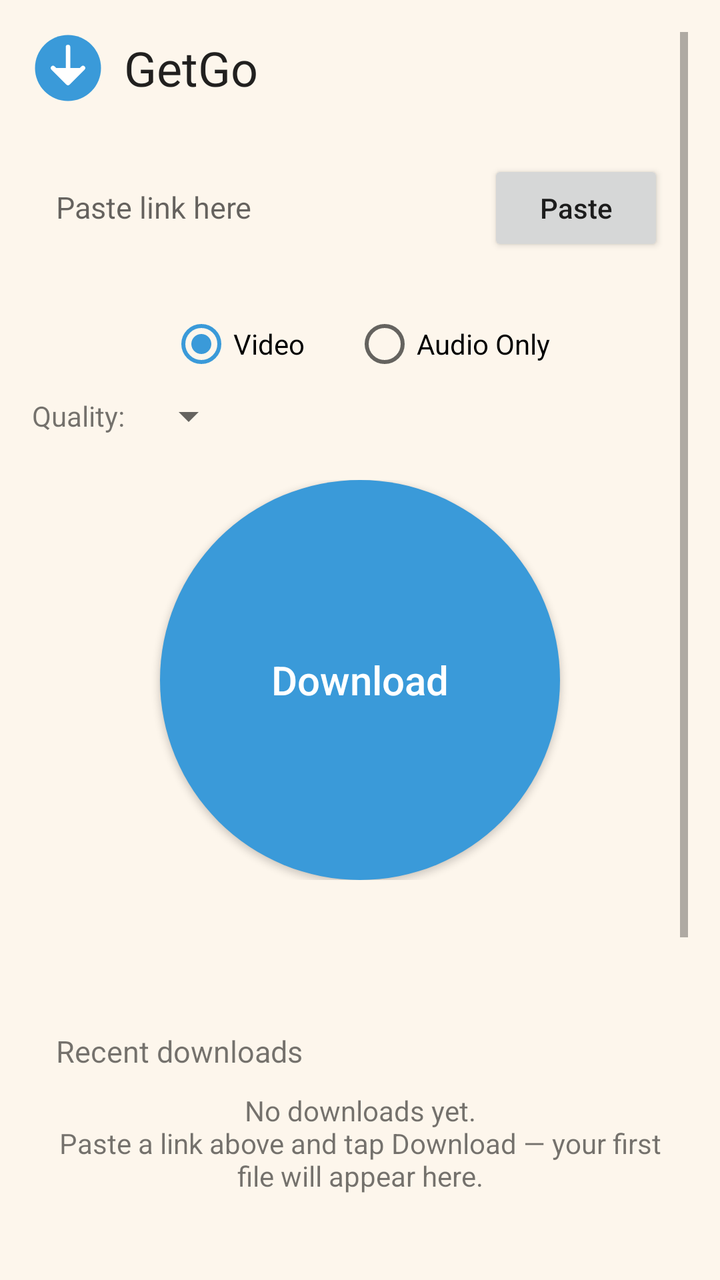
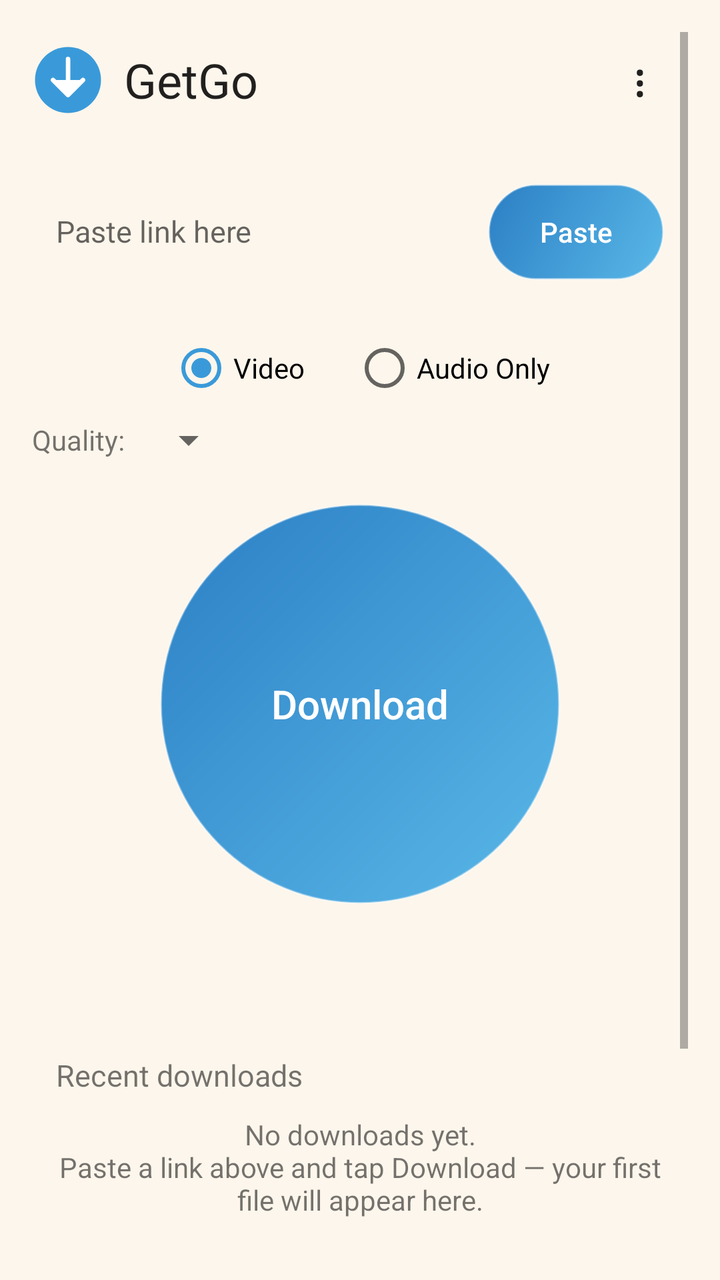

Compare the two renders of this Android layout. The source of the first and the diff that turns it into the second are given below.
<!-- AndroidManifest.xml: application theme AppTheme -->
<!-- res/layout/activity_main.xml -->
<?xml version="1.0" encoding="utf-8"?>
<ScrollView xmlns:android="http://schemas.android.com/apk/res/android"
    android:id="@+id/scroll_view"
    android:layout_width="match_parent"
    android:layout_height="match_parent"
    android:fillViewport="true"
    android:padding="16dp">

    <LinearLayout
        android:layout_width="match_parent"
        android:layout_height="wrap_content"
        android:orientation="vertical">

        <LinearLayout
            android:layout_width="match_parent"
            android:layout_height="wrap_content"
            android:orientation="horizontal"
            android:gravity="center_vertical"
            android:paddingBottom="16dp">
            <ImageView
                android:layout_width="36dp"
                android:layout_height="36dp"
                android:src="@drawable/ic_launcher"
                android:contentDescription="@string/app_name" />
            <TextView
                android:layout_width="wrap_content"
                android:layout_height="wrap_content"
                android:layout_marginStart="10dp"
                android:text="@string/app_name"
                android:textSize="24sp"
                android:textColor="?android:attr/textColorPrimary" />
        </LinearLayout>

        <LinearLayout
            android:id="@+id/paste_card"
            android:layout_width="match_parent"
            android:layout_height="wrap_content"
            android:orientation="horizontal"
            android:padding="12dp">
            <EditText
                android:id="@+id/link_input"
                android:layout_width="0dp"
                android:layout_height="wrap_content"
                android:layout_weight="1"
                android:hint="@string/paste_hint"
                android:inputType="textUri"
                android:textSize="15sp"
                android:background="@android:color/transparent" />
            <Button
                android:id="@+id/paste_button"
                android:layout_width="wrap_content"
                android:layout_height="wrap_content"
                android:text="@string/paste"
                android:textAllCaps="false" />
        </LinearLayout>

        <RadioGroup
            android:id="@+id/mode_group"
            android:layout_width="match_parent"
            android:layout_height="wrap_content"
            android:orientation="horizontal"
            android:paddingTop="16dp"
            android:gravity="center">
            <RadioButton
                android:id="@+id/mode_video"
                android:layout_width="wrap_content"
                android:layout_height="wrap_content"
                android:text="@string/mode_video"
                android:checked="true" />
            <RadioButton
                android:id="@+id/mode_audio"
                android:layout_width="wrap_content"
                android:layout_height="wrap_content"
                android:layout_marginStart="24dp"
                android:text="@string/mode_audio" />
        </RadioGroup>

        <LinearLayout
            android:layout_width="match_parent"
            android:layout_height="wrap_content"
            android:orientation="horizontal"
            android:gravity="center_vertical"
            android:paddingTop="8dp">
            <TextView
                android:layout_width="wrap_content"
                android:layout_height="wrap_content"
                android:text="@string/quality_label"
                android:textSize="14sp" />
            <Spinner
                android:id="@+id/quality_spinner"
                android:layout_width="wrap_content"
                android:layout_height="wrap_content"
                android:layout_marginStart="8dp" />
        </LinearLayout>

        <LinearLayout
            android:layout_width="match_parent"
            android:layout_height="wrap_content"
            android:gravity="center"
            android:paddingTop="20dp"
            android:paddingBottom="8dp">
            <Button
                android:id="@+id/download_button"
                android:layout_width="200dp"
                android:layout_height="200dp"
                android:background="@drawable/circle_button"
                android:text="@string/download"
                android:textSize="20sp"
                android:textColor="#FFFFFF"
                android:textAllCaps="false" />
        </LinearLayout>

        <ProgressBar
            android:id="@+id/progress_bar"
            android:layout_width="match_parent"
            android:layout_height="wrap_content"
            style="?android:attr/progressBarStyleHorizontal"
            android:visibility="gone"
            android:max="100" />
        <TextView
            android:id="@+id/progress_text"
            android:layout_width="match_parent"
            android:layout_height="wrap_content"
            android:gravity="center"
            android:textSize="13sp"
            android:paddingTop="4dp" />
        <Button
            android:id="@+id/cancel_button"
            android:layout_width="wrap_content"
            android:layout_height="wrap_content"
            android:layout_gravity="center"
            android:text="@string/cancel"
            android:textAllCaps="false"
            android:visibility="gone" />
        <TextView
            android:id="@+id/status_text"
            android:layout_width="match_parent"
            android:layout_height="wrap_content"
            android:gravity="center"
            android:textSize="13sp"
            android:paddingTop="8dp"
            android:paddingBottom="8dp" />

        <LinearLayout
            android:id="@+id/recent_card"
            android:layout_width="match_parent"
            android:layout_height="wrap_content"
            android:orientation="vertical"
            android:padding="12dp">
            <TextView
                android:layout_width="wrap_content"
                android:layout_height="wrap_content"
                android:text="@string/recent_label"
                android:textSize="15sp" />
            <TextView
                android:id="@+id/recent_empty"
                android:layout_width="match_parent"
                android:layout_height="wrap_content"
                android:paddingTop="10dp"
                android:text="@string/recent_empty"
                android:textSize="14sp"
                android:gravity="center" />
            <LinearLayout
                android:id="@+id/recent_container"
                android:layout_width="match_parent"
                android:layout_height="wrap_content"
                android:orientation="horizontal"
                android:paddingTop="8dp" />
        </LinearLayout>

        <LinearLayout
            android:id="@+id/library_card"
            android:layout_width="match_parent"
            android:layout_height="wrap_content"
            android:orientation="vertical"
            android:padding="12dp"
            android:layout_marginTop="12dp">
            <TextView
                android:layout_width="wrap_content"
                android:layout_height="wrap_content"
                android:text="@string/library_label"
                android:textSize="15sp" />
            <TextView
                android:id="@+id/library_empty"
                android:layout_width="match_parent"
                android:layout_height="wrap_content"
                android:paddingTop="10dp"
                android:text="@string/library_empty"
                android:textSize="14sp"
                android:gravity="center" />
            <LinearLayout
                android:id="@+id/library_container"
                android:layout_width="match_parent"
                android:layout_height="wrap_content"
                android:orientation="vertical"
                android:paddingTop="4dp" />
        </LinearLayout>

        <TextView
            android:layout_width="match_parent"
            android:layout_height="wrap_content"
            android:paddingTop="16dp"
            android:text="@string/legal_note"
            android:textSize="12sp"
            android:gravity="center" />

        <LinearLayout
            android:layout_width="match_parent"
            android:layout_height="wrap_content"
            android:orientation="horizontal"
            android:paddingTop="20dp"
            android:paddingBottom="8dp">
            <Button
                android:id="@+id/nav_downloads"
                android:layout_width="0dp"
                android:layout_height="wrap_content"
                android:layout_weight="1"
                android:text="@string/nav_downloads"
                android:textAllCaps="false" />
            <Button
                android:id="@+id/nav_settings"
                android:layout_width="0dp"
                android:layout_height="wrap_content"
                android:layout_weight="1"
                android:text="@string/nav_settings"
                android:textAllCaps="false" />
        </LinearLayout>
    </LinearLayout>
</ScrollView>
<!-- resources referenced by this layout -->
<resources>
  <!-- drawable circle_button (drawable) -->
  <?xml version="1.0" encoding="utf-8"?>
  <shape xmlns:android="http://schemas.android.com/apk/res/android"
      android:shape="oval">
      <solid android:color="#3A9AD9" />
  </shape>
  <!-- drawable ic_launcher (drawable) -->
  <?xml version="1.0" encoding="utf-8"?>
  <vector xmlns:android="http://schemas.android.com/apk/res/android"
      android:width="48dp"
      android:height="48dp"
      android:viewportWidth="48"
      android:viewportHeight="48">
      <path
          android:fillColor="#3A9AD9"
          android:pathData="M24,2a22,22 0,1 0,0 44a22,22 0,1 0,0 -44z" />
      <path
          android:fillColor="#FFFFFF"
          android:pathData="M24,10v18M14,24l10,10 10,-10"
          android:strokeColor="#FFFFFF"
          android:strokeWidth="3"
          android:strokeLineCap="round"
          android:strokeLineJoin="round" />
  </vector>
  <string name="app_name">GetGo</string>
  <string name="cancel">Cancel</string>
  <string name="download">Download</string>
  <string name="legal_note">Download only content you have the right to save. GetGo does not break DRM or paywalls, and does not download paid courses you did not buy.</string>
  <string name="library_empty">Your library is empty for now.\nDownloaded files will live here, on your device.</string>
  <string name="library_label">Library</string>
  <string name="mode_audio">Audio Only</string>
  <string name="mode_video">Video</string>
  <string name="nav_downloads">Downloads</string>
  <string name="nav_settings">Settings</string>
  <string name="paste">Paste</string>
  <string name="paste_hint">Paste link here</string>
  <string name="quality_label">Quality:</string>
  <string name="recent_empty">No downloads yet.\nPaste a link above and tap Download — your first file will appear here.</string>
  <string name="recent_label">Recent downloads</string>
  <style name="AppTheme" parent="android:Theme.Material.Light.NoActionBar">
          <item name="android:windowBackground">@color/bg_light</item>
          <item name="android:colorAccent">@color/accent</item>
      </style>
  <color name="bg_light">#FDF6EC</color>
  <color name="accent">#3A9AD9</color>
</resources>

<!-- the commit's change to res/layout/activity_main.xml (unified diff, before → after) -->
@@ -23,12 +23,29 @@
                 android:src="@drawable/ic_launcher"
                 android:contentDescription="@string/app_name" />
             <TextView
-                android:layout_width="wrap_content"
+                android:layout_width="0dp"
+                android:layout_weight="1"
                 android:layout_height="wrap_content"
                 android:layout_marginStart="10dp"
                 android:text="@string/app_name"
                 android:textSize="24sp"
                 android:textColor="?android:attr/textColorPrimary" />
+            <TextView
+                android:id="@+id/update_dot"
+                android:layout_width="wrap_content"
+                android:layout_height="wrap_content"
+                android:text="●"
+                android:textSize="10sp"
+                android:textColor="#FF8C00"
+                android:visibility="gone" />
+            <Button
+                android:id="@+id/menu_button"
+                android:layout_width="48dp"
+                android:layout_height="48dp"
+                android:text="⋮"
+                android:textSize="22sp"
+                android:textAllCaps="false"
+                android:background="@android:color/transparent" />
         </LinearLayout>
 
         <LinearLayout
@@ -50,6 +67,8 @@
                 android:id="@+id/paste_button"
                 android:layout_width="wrap_content"
                 android:layout_height="wrap_content"
+                android:background="@drawable/pill_button"
+                android:textColor="#FFFFFF"
                 android:text="@string/paste"
                 android:textAllCaps="false" />
         </LinearLayout>
@@ -129,6 +148,8 @@
             android:layout_width="wrap_content"
             android:layout_height="wrap_content"
             android:layout_gravity="center"
+            android:background="@drawable/pill_button"
+            android:textColor="#FFFFFF"
             android:text="@string/cancel"
             android:textAllCaps="false"
             android:visibility="gone" />
@@ -168,34 +189,6 @@
                 android:paddingTop="8dp" />
         </LinearLayout>
 
-        <LinearLayout
-            android:id="@+id/library_card"
-            android:layout_width="match_parent"
-            android:layout_height="wrap_content"
-            android:orientation="vertical"
-            android:padding="12dp"
-            android:layout_marginTop="12dp">
-            <TextView
-                android:layout_width="wrap_content"
-                android:layout_height="wrap_content"
-                android:text="@string/library_label"
-                android:textSize="15sp" />
-            <TextView
-                android:id="@+id/library_empty"
-                android:layout_width="match_parent"
-                android:layout_height="wrap_content"
-                android:paddingTop="10dp"
-                android:text="@string/library_empty"
-                android:textSize="14sp"
-                android:gravity="center" />
-            <LinearLayout
-                android:id="@+id/library_container"
-                android:layout_width="match_parent"
-                android:layout_height="wrap_content"
-                android:orientation="vertical"
-                android:paddingTop="4dp" />
-        </LinearLayout>
-
         <TextView
             android:layout_width="match_parent"
             android:layout_height="wrap_content"
@@ -215,6 +208,8 @@
                 android:layout_width="0dp"
                 android:layout_height="wrap_content"
                 android:layout_weight="1"
+                android:background="@drawable/pill_button"
+                android:textColor="#FFFFFF"
                 android:text="@string/nav_downloads"
                 android:textAllCaps="false" />
             <Button
@@ -222,6 +217,8 @@
                 android:layout_width="0dp"
                 android:layout_height="wrap_content"
                 android:layout_weight="1"
+                android:background="@drawable/pill_button"
+                android:textColor="#FFFFFF"
                 android:text="@string/nav_settings"
                 android:textAllCaps="false" />
         </LinearLayout>
<!-- resource entries referenced after the edit -->
@@ -4,7 +4,12 @@
   <?xml version="1.0" encoding="utf-8"?>
   <shape xmlns:android="http://schemas.android.com/apk/res/android"
       android:shape="oval">
-      <solid android:color="#3A9AD9" />
+      <gradient
+          android:angle="135"
+          android:startColor="#5AB8E8"
+          android:endColor="#2B7FC4"
+          android:type="linear" />
+      <stroke android:width="1dp" android:color="#66FFFFFF" />
   </shape>
   <!-- drawable ic_launcher (drawable) -->
   <?xml version="1.0" encoding="utf-8"?>
@@ -24,15 +29,25 @@
           android:strokeLineCap="round"
           android:strokeLineJoin="round" />
   </vector>
+  <!-- drawable pill_button (drawable) -->
+  <?xml version="1.0" encoding="utf-8"?>
+  <shape xmlns:android="http://schemas.android.com/apk/res/android"
+      android:shape="rectangle">
+      <gradient
+          android:angle="135"
+          android:startColor="#5AB8E8"
+          android:endColor="#2B7FC4"
+          android:type="linear" />
+      <stroke android:width="1dp" android:color="#66FFFFFF" />
+      <corners android:radius="28dp" />
+  </shape>
   <string name="app_name">GetGo</string>
   <string name="cancel">Cancel</string>
   <string name="download">Download</string>
   <string name="legal_note">Download only content you have the right to save. GetGo does not break DRM or paywalls, and does not download paid courses you did not buy.</string>
-  <string name="library_empty">Your library is empty for now.\nDownloaded files will live here, on your device.</string>
-  <string name="library_label">Library</string>
   <string name="mode_audio">Audio Only</string>
   <string name="mode_video">Video</string>
-  <string name="nav_downloads">Downloads</string>
+  <string name="nav_downloads">Library</string>
   <string name="nav_settings">Settings</string>
   <string name="paste">Paste</string>
   <string name="paste_hint">Paste link here</string>
